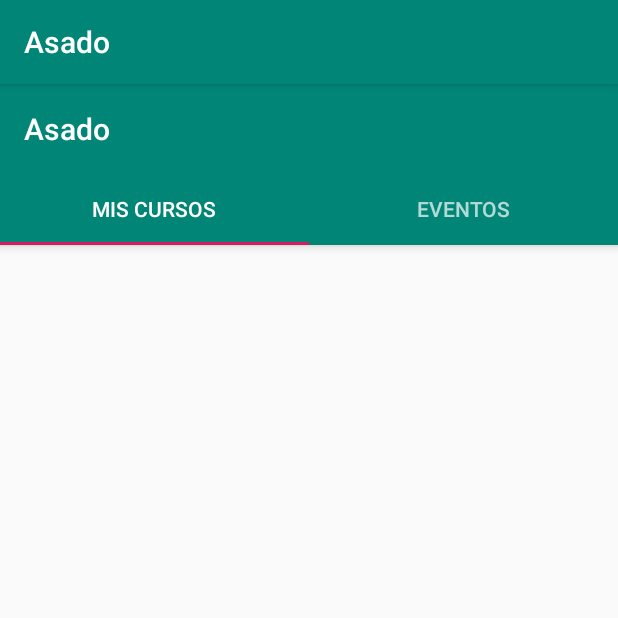
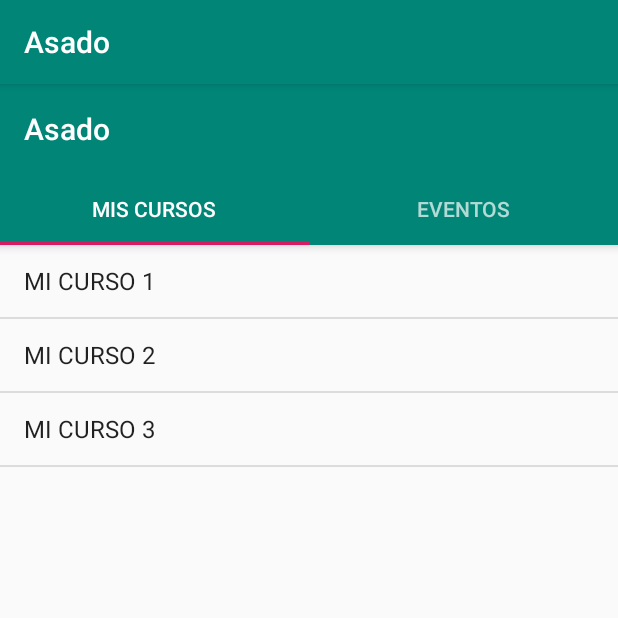
Before and after one commit to arquitecturas-moviles-2019/cursos-app, an Android app: the MyCoursesAndEventsActivity screen opened directly, with no data from a screen before it, on a phone screen of 412 x 824 dp, the top half of it. Run offline under Robolectric (Android 15) with nearby library versions, the phone set to English and light mode, and no system bars.

Commit message:
myCoursesAndEvents view working but harcoded

```diff
--- a/app/build.gradle
+++ b/app/build.gradle
@@ -23,6 +23,7 @@ dependencies {
     implementation 'com.android.support:appcompat-v7:28.0.0'
     implementation 'com.android.support:design:28.0.0'
     implementation 'android.arch.lifecycle:extensions:1.1.1'
+    implementation 'com.android.support:support-v4:28.0.0'
     testImplementation 'junit:junit:4.12'
     androidTestImplementation 'com.android.support.test:runner:1.0.2'
     androidTestImplementation 'com.android.support.test.espresso:espresso-core:3.0.2'
--- /dev/null
+++ b/app/src/main/java/com/arquitecturasmoviles/asado/EventsFragment.java
@@ -0,0 +1,59 @@
+package com.arquitecturasmoviles.asado;
+
+
+import android.os.Bundle;
+import android.support.design.widget.Snackbar;
+import android.support.v4.app.Fragment;
+import android.view.LayoutInflater;
+import android.view.View;
+import android.view.ViewGroup;
+import android.widget.AdapterView;
+import android.widget.ArrayAdapter;
+import android.widget.ListView;
+
+/**
+ * A simple {@link Fragment} subclass.
+ */
+public class EventsFragment extends Fragment {
+
+
+    public EventsFragment() {
+        // Required empty public constructor
+    }
+
+    @Override
+    public View onCreateView(LayoutInflater inflater, ViewGroup container,
+                             Bundle savedInstanceState) {
+        View view = inflater.inflate(R.layout.fragment_events, container, false);
+
+        String [] myEventsString = {
+                "EVENTO 1",
+                "EVENTO 2",
+                "EVENTO 3",
+                "EVENTO 4",
+                "EVENTO 5",
+                "EVENTO 6",
+                "EVENTO 7",
+                "EVENTO 8",
+        };
+
+        ListView lv = (ListView) view.findViewById(R.id.eventsListView);
+
+        ArrayAdapter<String> lva = new ArrayAdapter<String>(
+                getActivity(), android.R.layout.simple_list_item_1, myEventsString
+        );
+
+        lv.setOnItemClickListener(new AdapterView.OnItemClickListener() {
+            @Override
+            public void onItemClick(AdapterView<?> parent, View view, int position, long id) {
+                Snackbar.make(view, "Se ha presionado el evento de la posición: "+position, Snackbar.LENGTH_LONG)
+                        .show();
+            }
+        });
+
+        lv.setAdapter(lva);
+        // Inflate the layout for this fragment
+        return view;
+    }
+
+}
--- a/app/src/main/java/com/arquitecturasmoviles/asado/FragmentEvents.java
+++ /dev/null
@@ -1,17 +0,0 @@
-package com.arquitecturasmoviles.asado;
-
-import android.os.Bundle;
-import android.support.annotation.NonNull;
-import android.support.annotation.Nullable;
-import android.support.v4.app.Fragment;
-import android.view.LayoutInflater;
-import android.view.View;
-import android.view.ViewGroup;
-
-public class FragmentEvents extends Fragment {
-    @Nullable
-    @Override
-    public View onCreateView(@NonNull LayoutInflater inflater, @Nullable ViewGroup container, @Nullable Bundle savedInstanceState) {
-        return inflater.inflate(R.layout.fragment_events, container, false);
-    }
-}
--- a/app/src/main/java/com/arquitecturasmoviles/asado/FragmentMyCourses.java
+++ /dev/null
@@ -1,23 +0,0 @@
-package com.arquitecturasmoviles.asado;
-
-import android.os.Bundle;
-import android.support.annotation.NonNull;
-import android.support.annotation.Nullable;
-import android.support.v4.app.Fragment;
-import android.view.LayoutInflater;
-import android.view.View;
-import android.view.ViewGroup;
-import android.widget.ArrayAdapter;
-import android.widget.ListView;
-
-import java.util.ArrayList;
-
-public class FragmentMyCourses extends Fragment {
-    @Nullable
-    @Override
-    public View onCreateView(@NonNull LayoutInflater inflater, @Nullable ViewGroup container, @Nullable Bundle savedInstanceState) {
-
-        return inflater.inflate(R.layout.fragment_my_courses, container, false);
-    }
-
-}
--- a/app/src/main/java/com/arquitecturasmoviles/asado/LoginActivity.java
+++ b/app/src/main/java/com/arquitecturasmoviles/asado/LoginActivity.java
@@ -78,6 +78,9 @@ public class LoginActivity extends AppCompatActivity implements LoaderCallbacks<
     @Override
     protected void onCreate(Bundle savedInstanceState) {
         super.onCreate(savedInstanceState);
+
+        /*ntent intent = new Intent(getApplicationContext(), MyCoursesAndEventsActivity.class);
+        startActivity(intent);*/
 
         /*Intent Cursos = new Intent(getApplicationContext(), CursosActivity.class);
         startActivity(Cursos);*/
--- a/app/src/main/java/com/arquitecturasmoviles/asado/MyCoursesAndEventsActivity.java
+++ b/app/src/main/java/com/arquitecturasmoviles/asado/MyCoursesAndEventsActivity.java
@@ -1,20 +1,11 @@
 package com.arquitecturasmoviles.asado;
 
 import android.os.Bundle;
-import android.support.design.widget.FloatingActionButton;
-import android.support.design.widget.Snackbar;
 import android.support.design.widget.TabLayout;
 import android.support.v4.view.ViewPager;
 import android.support.v7.app.AppCompatActivity;
-import android.view.Menu;
-import android.view.MenuItem;
-import android.view.View;
-import android.widget.ArrayAdapter;
-import android.widget.ListView;
+import com.arquitecturasmoviles.asado.ui.main.SectionsPagerAdapter;
 
-import com.arquitecturasmoviles.asado.ui.main.SectionsPagerAdapter;
-import com.arquitecturasmoviles.asado.model.Curso;
-import com.arquitecturasmoviles.asado.model.Evento;
 
 import java.util.ArrayList;
 
@@ -23,9 +14,10 @@ public class MyCoursesAndEventsActivity extends AppCompatActivity {
     @Override
     protected void onCreate(Bundle savedInstanceState) {
         super.onCreate(savedInstanceState);
-
         setContentView(R.layout.activity_my_courses_and_events);
         SectionsPagerAdapter sectionsPagerAdapter = new SectionsPagerAdapter(this, getSupportFragmentManager());
+        sectionsPagerAdapter.addFragments(new MyCoursesFragment(), "Mis Cursos");
+        sectionsPagerAdapter.addFragments(new EventsFragment(), "Eventos");
         ViewPager viewPager = findViewById(R.id.view_pager);
         viewPager.setAdapter(sectionsPagerAdapter);
         TabLayout tabs = findViewById(R.id.tabs);
--- /dev/null
+++ b/app/src/main/java/com/arquitecturasmoviles/asado/MyCoursesFragment.java
@@ -0,0 +1,57 @@
+package com.arquitecturasmoviles.asado;
+
+
+import android.os.Bundle;
+import android.support.design.widget.Snackbar;
+import android.support.v4.app.Fragment;
+import android.view.LayoutInflater;
+import android.view.View;
+import android.view.ViewGroup;
+import android.widget.AdapterView;
+import android.widget.ArrayAdapter;
+import android.widget.ListView;
+
+import java.lang.reflect.Array;
+
+
+/**
+ * A simple {@link Fragment} subclass.
+ */
+public class MyCoursesFragment extends Fragment {
+
+
+    public MyCoursesFragment() {
+        // Required empty public constructor
+    }
+
+
+    @Override
+    public View onCreateView(LayoutInflater inflater, ViewGroup container,
+                             Bundle savedInstanceState) {
+        View view = inflater.inflate(R.layout.fragment_my_courses, container, false);
+        // Inflate the layout for this fragment
+        String [] myCorusesString = {
+                "MI CURSO 1",
+                "MI CURSO 2",
+                "MI CURSO 3"
+        };
+
+        ListView lv = (ListView) view.findViewById(R.id.myCoursesListView);
+
+        ArrayAdapter<String> lva = new ArrayAdapter<String>(
+                getActivity(), android.R.layout.simple_list_item_1, myCorusesString
+        );
+
+        lv.setOnItemClickListener(new AdapterView.OnItemClickListener() {
+            @Override
+            public void onItemClick(AdapterView<?> parent, View view, int position, long id) {
+                Snackbar.make(view, "Se ha presionado el curso de la posición "+id, Snackbar.LENGTH_LONG)
+                        .show();
+            }
+        });
+
+        lv.setAdapter(lva);
+        return view;
+    }
+
+}
--- a/app/src/main/java/com/arquitecturasmoviles/asado/ui/main/PlaceholderFragment.java
+++ b/app/src/main/java/com/arquitecturasmoviles/asado/ui/main/PlaceholderFragment.java
@@ -10,7 +10,6 @@ import android.support.annotation.NonNull;
 import android.support.v4.app.Fragment;
 import android.arch.lifecycle.Observer;
 import android.arch.lifecycle.ViewModelProviders;
-
 import com.arquitecturasmoviles.asado.R;
 
 /**
@@ -45,15 +44,14 @@ public class PlaceholderFragment extends Fragment {
     public View onCreateView(
             @NonNull LayoutInflater inflater, ViewGroup container,
             Bundle savedInstanceState) {
-
-        View root = inflater.inflate(R.layout.fragment_my_courses, container, false);
-//        final TextView textView = root.findViewById(R.id.section_label);
-//        pageViewModel.getText().observe(this, new Observer<String>() {
-//            @Override
-//            public void onChanged(@Nullable String s) {
-//                textView.setText(s);
-//            }
-//        });
+        View root = inflater.inflate(R.layout.activity_my_courses_and_events, container, false);
+        final TextView textView = root.findViewById(R.id.title);
+        pageViewModel.getText().observe(this, new Observer<String>() {
+            @Override
+            public void onChanged(@Nullable String s) {
+                textView.setText(s);
+            }
+        });
         return root;
     }
 }
--- a/app/src/main/java/com/arquitecturasmoviles/asado/ui/main/SectionsPagerAdapter.java
+++ b/app/src/main/java/com/arquitecturasmoviles/asado/ui/main/SectionsPagerAdapter.java
@@ -7,9 +7,9 @@ import android.support.v4.app.Fragment;
 import android.support.v4.app.FragmentManager;
 import android.support.v4.app.FragmentPagerAdapter;
 
-import com.arquitecturasmoviles.asado.FragmentEvents;
-import com.arquitecturasmoviles.asado.FragmentMyCourses;
 import com.arquitecturasmoviles.asado.R;
+
+import java.util.ArrayList;
 
 /**
  * A [FragmentPagerAdapter] that returns a fragment corresponding to
@@ -18,8 +18,16 @@ import com.arquitecturasmoviles.asado.R;
 public class SectionsPagerAdapter extends FragmentPagerAdapter {
 
     @StringRes
-    private static final int[] TAB_TITLES = new int[]{R.string.tab_text_1, R.string.tab_text_2};
+    private static final int[] TAB_TITLES = new int[] {R.string.tab_text_1, R.string.tab_text_2};
     private final Context mContext;
+
+    ArrayList<Fragment> fragments = new ArrayList<>();
+    ArrayList<String> tabTitles = new ArrayList<>();
+
+    public void addFragments ( Fragment fragments, String tabTitles) {
+        this.fragments.add(fragments);
+        this.tabTitles.add(tabTitles);
+    }
 
     public SectionsPagerAdapter(Context context, FragmentManager fm) {
         super(fm);
@@ -28,23 +36,15 @@ public class SectionsPagerAdapter extends FragmentPagerAdapter {
 
     @Override
     public Fragment getItem(int position) {
-        Fragment fragment = null;
-        switch (position) {
-            case 0:
-                fragment = new FragmentMyCourses();
-                break;
-            case 1:
-                fragment = new FragmentEvents();
-                break;
-        }
-
-        return fragment;
+        // getItem is called to instantiate the fragment for the given page.
+        // Return a PlaceholderFragment (defined as a static inner class below).
+        return fragments.get(position);
     }
 
     @Nullable
     @Override
     public CharSequence getPageTitle(int position) {
-        return mContext.getResources().getString(TAB_TITLES[position]);
+        return tabTitles.get(position);
     }
 
     @Override
--- a/app/src/main/res/layout/activity_my_courses_and_events.xml
+++ b/app/src/main/res/layout/activity_my_courses_and_events.xml
@@ -1,14 +1,15 @@
 <?xml version="1.0" encoding="utf-8"?>
-<android.support.design.widget.CoordinatorLayout xmlns:android="http://schemas.android.com/apk/res/android"
+<android.support.design.widget.CoordinatorLayout
+    xmlns:android="http://schemas.android.com/apk/res/android"
     xmlns:app="http://schemas.android.com/apk/res-auto"
     xmlns:tools="http://schemas.android.com/tools"
     android:layout_width="match_parent"
     android:layout_height="match_parent"
-    tools:context=".MyCoursesAndEventsActivity">
+    tools:context=".ui.main.PlaceholderFragment">
 
     <android.support.design.widget.AppBarLayout
+        android:layout_height="wrap_content"
         android:layout_width="match_parent"
-        android:layout_height="wrap_content"
         android:theme="@style/AppTheme.AppBarOverlay">
 
         <TextView
@@ -19,19 +20,19 @@
             android:minHeight="?actionBarSize"
             android:padding="@dimen/appbar_padding"
             android:text="@string/app_name"
-            android:textAppearance="@style/TextAppearance.Widget.AppCompat.Toolbar.Title" />
+            android:textAppearance="@style/TextAppearance.Widget.AppCompat.Toolbar.Title"/>
 
         <android.support.design.widget.TabLayout
             android:id="@+id/tabs"
             android:layout_width="match_parent"
             android:layout_height="wrap_content"
-            android:background="?attr/colorPrimary" />
+            android:background="?attr/colorPrimary"/>
     </android.support.design.widget.AppBarLayout>
 
     <android.support.v4.view.ViewPager
         android:id="@+id/view_pager"
         android:layout_width="match_parent"
         android:layout_height="match_parent"
-        app:layout_behavior="@string/appbar_scrolling_view_behavior" />
+        app:layout_behavior="@string/appbar_scrolling_view_behavior"/>
 
 </android.support.design.widget.CoordinatorLayout>
--- a/app/src/main/res/layout/fragment_events.xml
+++ b/app/src/main/res/layout/fragment_events.xml
@@ -1,21 +1,12 @@
 <?xml version="1.0" encoding="utf-8"?>
-<android.support.constraint.ConstraintLayout
-    xmlns:android="http://schemas.android.com/apk/res/android"
-    xmlns:app="http://schemas.android.com/apk/res-auto"
+<FrameLayout xmlns:android="http://schemas.android.com/apk/res/android"
     xmlns:tools="http://schemas.android.com/tools"
     android:layout_width="match_parent"
-    android:layout_height="match_parent">
+    android:layout_height="match_parent"
+    tools:context=".EventsFragment">
 
     <ListView
         android:id="@+id/eventsListView"
-        android:layout_width="395dp"
-        android:layout_height="715dp"
-        android:layout_marginStart="8dp"
-        android:layout_marginTop="8dp"
-        android:layout_marginEnd="8dp"
-        android:layout_marginBottom="8dp"
-        app:layout_constraintBottom_toBottomOf="parent"
-        app:layout_constraintEnd_toEndOf="parent"
-        app:layout_constraintStart_toStartOf="parent"
-        app:layout_constraintTop_toTopOf="parent" />
-</android.support.constraint.ConstraintLayout>
+        android:layout_width="match_parent"
+        android:layout_height="match_parent" />
+</FrameLayout>
--- a/app/src/main/res/layout/fragment_my_courses.xml
+++ b/app/src/main/res/layout/fragment_my_courses.xml
@@ -1,36 +1,12 @@
 <?xml version="1.0" encoding="utf-8"?>
-<android.support.constraint.ConstraintLayout xmlns:android="http://schemas.android.com/apk/res/android"
-    xmlns:app="http://schemas.android.com/apk/res-auto"
+<FrameLayout xmlns:android="http://schemas.android.com/apk/res/android"
     xmlns:tools="http://schemas.android.com/tools"
-    android:id="@+id/constraintLayout"
     android:layout_width="match_parent"
     android:layout_height="match_parent"
-    tools:context=".ui.main.PlaceholderFragment">
-
-    <TextView
-        android:id="@+id/section_label"
-        android:layout_width="wrap_content"
-        android:layout_height="wrap_content"
-        android:layout_marginStart="@dimen/activity_horizontal_margin"
-        android:layout_marginTop="@dimen/activity_vertical_margin"
-        android:layout_marginEnd="@dimen/activity_horizontal_margin"
-        android:layout_marginBottom="@dimen/activity_vertical_margin"
-        app:layout_constraintLeft_toLeftOf="parent"
-        app:layout_constraintTop_toTopOf="@+id/constraintLayout"
-        tools:layout_constraintLeft_creator="1"
-        tools:layout_constraintTop_creator="1" />
+    tools:context=".MyCoursesFragment">
 
     <ListView
         android:id="@+id/myCoursesListView"
-        android:layout_width="395dp"
-        android:layout_height="715dp"
-        android:layout_marginStart="8dp"
-        android:layout_marginTop="8dp"
-        android:layout_marginEnd="8dp"
-        android:layout_marginBottom="8dp"
-        app:layout_constraintBottom_toBottomOf="parent"
-        app:layout_constraintEnd_toEndOf="parent"
-        app:layout_constraintStart_toStartOf="parent"
-        app:layout_constraintTop_toTopOf="parent" />
-
-</android.support.constraint.ConstraintLayout>
+        android:layout_width="match_parent"
+        android:layout_height="match_parent" />
+</FrameLayout>
--- a/app/src/main/res/values/strings.xml
+++ b/app/src/main/res/values/strings.xml
@@ -15,4 +15,7 @@
     <string name="title_activity_my_courses_and_events">MyCoursesAndEventsActivity</string>
     <string name="tab_text_1">Mis Cursos</string>
     <string name="tab_text_2">Eventos</string>
+
+    <!-- TODO: Remove or change this placeholder text -->
+    <string name="hello_blank_fragment">Hello blank fragment</string>
 </resources>
```
